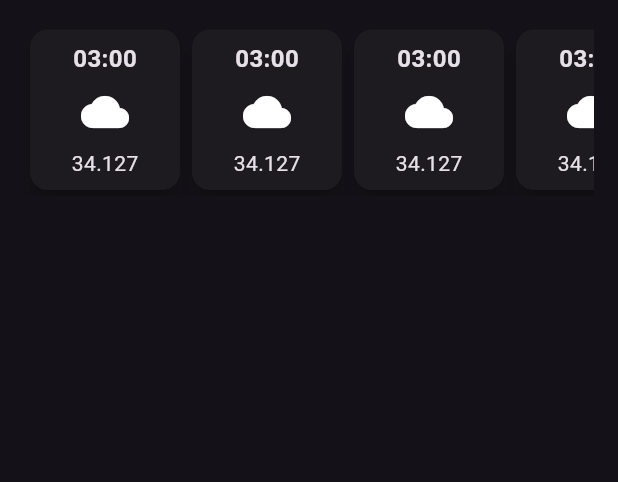
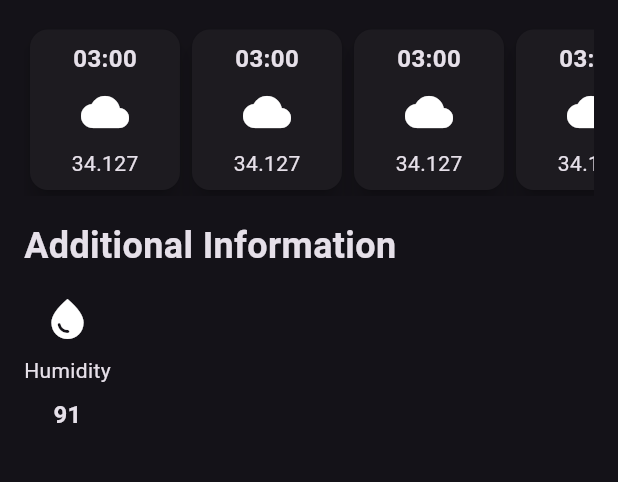
Before and after one commit to drilonhametaj25/flutter_weather_app, a Flutter app: the screen it shows after launch, on a phone screen of 412 x 824 dp, the part 506-988 px from its top. Run offline on Flutter 3.47's test engine with Material 2 defaults, Android fonts, the phone set to English and light mode, and no system bars.

Commit message:
extracted in other file

```diff
--- /dev/null
+++ b/lib/weather_forecast.dart
@@ -0,0 +1,39 @@
+import 'package:flutter/material.dart';
+
+class HourlyForecastItem extends StatelessWidget {
+  const HourlyForecastItem({super.key});
+
+  @override
+  Widget build(BuildContext context) {
+    return Card(
+      elevation: 6,
+      child: Container(
+        width: 100,
+        decoration: BoxDecoration(borderRadius: BorderRadius.circular(12)),
+        padding: const EdgeInsets.all(8.0),
+        child: const Column(children: [
+          Text(
+            '03:00',
+            style: TextStyle(
+              fontSize: 16,
+              fontWeight: FontWeight.bold,
+            ),
+          ),
+          SizedBox(
+            height: 8,
+          ),
+          Icon(
+            Icons.cloud,
+            size: 32,
+          ),
+          SizedBox(
+            height: 8,
+          ),
+          Text(
+            '34.127',
+          ),
+        ]),
+      ),
+    );
+  }
+}
--- a/lib/weather_screen.dart
+++ b/lib/weather_screen.dart
@@ -1,6 +1,7 @@
 import 'dart:ui';
 
 import 'package:flutter/material.dart';
+import 'package:weather_app/weather_forecast.dart';
 
 class WeatherScreen extends StatelessWidget {
   const WeatherScreen({super.key});
@@ -82,7 +83,7 @@ class WeatherScreen extends StatelessWidget {
               ),
             ),
             const SizedBox(height: 16),
-            SingleChildScrollView(
+            const SingleChildScrollView(
               scrollDirection: Axis.horizontal,
               child: Row(
                 children: [
@@ -94,6 +95,37 @@ class WeatherScreen extends StatelessWidget {
                   HourlyForecastItem(),
                 ],
               ),
+            ),
+            const SizedBox(height: 16),
+            const Text(
+              'Additional Information',
+              style: TextStyle(
+                fontSize: 24,
+                fontWeight: FontWeight.bold,
+              ),
+            ),
+            const SizedBox(height: 16),
+            const Row(
+              children: [
+                Column(
+                  children: [
+                    Icon(
+                      Icons.water_drop,
+                      size: 32,
+                    ),
+                    SizedBox(height: 8),
+                    Text('Humidity'),
+                    SizedBox(height: 8),
+                    Text(
+                      '91',
+                      style: TextStyle(
+                        fontSize: 16,
+                        fontWeight: FontWeight.bold,
+                      ),
+                    )
+                  ],
+                )
+              ],
             )
           ],
         ),
@@ -101,41 +133,3 @@ class WeatherScreen extends StatelessWidget {
     );
   }
 }
-
-class HourlyForecastItem extends StatelessWidget {
-  const HourlyForecastItem({super.key});
-
-  @override
-  Widget build(BuildContext context) {
-    return Card(
-      elevation: 6,
-      child: Container(
-        width: 100,
-        decoration: BoxDecoration(borderRadius: BorderRadius.circular(12)),
-        padding: const EdgeInsets.all(8.0),
-        child: const Column(children: [
-          Text(
-            '03:00',
-            style: TextStyle(
-              fontSize: 16,
-              fontWeight: FontWeight.bold,
-            ),
-          ),
-          SizedBox(
-            height: 8,
-          ),
-          Icon(
-            Icons.cloud,
-            size: 32,
-          ),
-          SizedBox(
-            height: 8,
-          ),
-          Text(
-            '34.127',
-          ),
-        ]),
-      ),
-    );
-  }
-}
```
